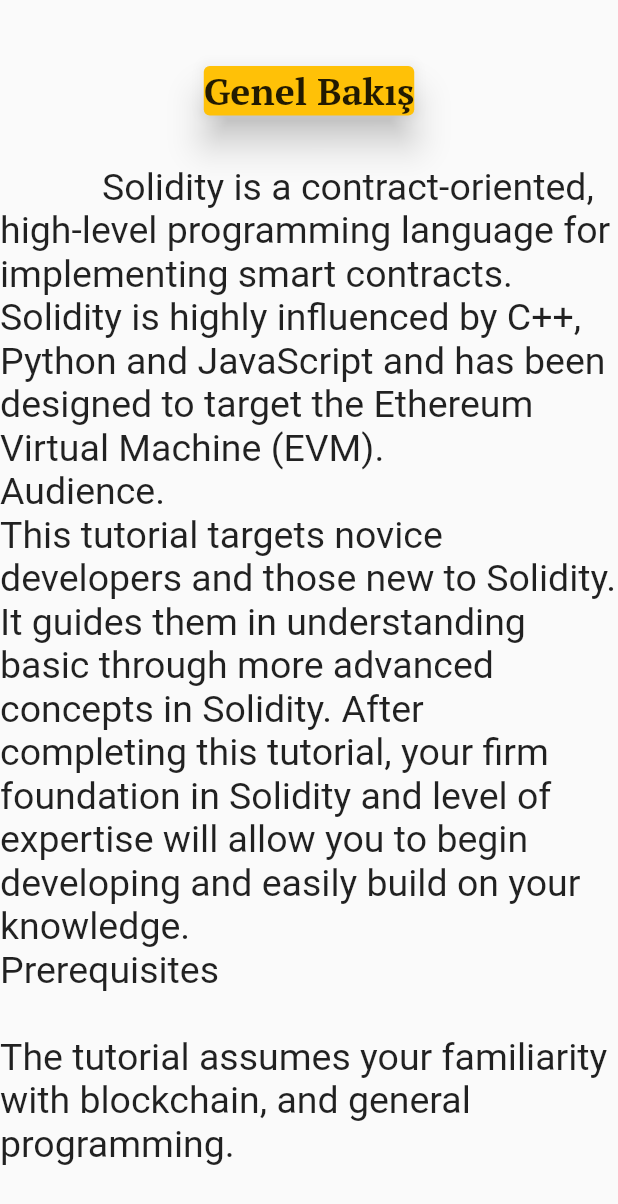
After one commit to asxes/ethTR2, a Flutter app: the screen it shows after launch, after a tap on "Genel Bakış", on a phone screen of 412 x 824 dp. The commit adds this screen. Shown: the top 1204 px of the screen. Run offline on Flutter 3.47's test engine with Material 2 defaults, Android fonts, the phone set to English and light mode, and no system bars.

Commit message:
sayfa yapısı eklendi

```diff
--- a/lib/customWidget.dart
+++ b/lib/customWidget.dart
@@ -1,3 +1,4 @@
+import 'package:eth_tr/sayfaYapisi.dart';
 import 'package:flutter/material.dart';
 
 class AudioWidget extends StatelessWidget {
@@ -7,11 +8,18 @@ class AudioWidget extends StatelessWidget {
   Widget build(BuildContext context) {
     return SingleChildScrollView(
       child: Column(
-        children: const [
+        children:  [
           Card(
             color: Colors.amber,
             child: ListTile(
-             // onTap: ,
+
+              onTap: () {
+                Navigator.push(
+                  context,
+                  MaterialPageRoute(builder: (context) =>  Bolum1()),
+                );
+              },
+
               leading: Icon(Icons.album),
               title: Text('Genel Bakış'),
               subtitle: Text('Ethereum, Smart Kontrat ve EVM nedir?'),
@@ -110,7 +118,7 @@ class AudioWidget extends StatelessWidget {
             child: ListTile(
               leading: Icon(Icons.album),
               title: Text('Enum '),
-              subtitle: Text('Solidity dilinde numara yaoıları'),
+              subtitle: Text('Solidity dilinde numara yapıları'),
             ),
           ),
           Card(
@@ -284,7 +292,7 @@ class AudioWidget extends StatelessWidget {
             color: Colors.amber,
             child: ListTile(
               leading: Icon(Icons.album),
-              title: Text('Libraries  '),
+                title: Text('Libraries  '),
               subtitle: Text('Solidity dilinde kullanılan Libraries '),
             ),
           ),
--- /dev/null
+++ b/lib/sayfaYapisi.dart
@@ -0,0 +1,114 @@
+import 'package:flutter/material.dart';
+import 'package:flutter/painting.dart';
+
+var basliklar = [
+
+  "Genel Bakış",
+  "Kurulum ve gerekli programlar",
+  "Genel sözdizimi (Syntax)",
+  "İlk Solidity programım",
+  "Solidity'de yorum satırları",
+  "Tipler",
+  "Değişkenler",
+  "Değişken tipleri",
+  "Operatörler",
+  "Mantıksal İfadeler",
+  "Stringler",
+  "Diziler",
+  "Enum",
+  "Struct",
+  "Mapping",
+  "Dönüşümler",
+  "Ether birimleri",
+  "Özel değişkenler",
+  "Fonksiyonlar",
+  "Fonksiyonlar değiştiriciler",
+  "View Fonksiyonlar",
+  "Pure Fonksiyonlar",
+  "Fallback Fonksiyonları",
+  "Özel Fonksiyonlar",
+  "Fonksiyon aşırı yükleme",
+  "Matematiksel Fonksiyonlar",
+  "Kriptografik Fonksiyonlar",
+  "Withdraw çekme",
+  "Erişim sınırlandırma",
+  "Kontratlar",
+  "Solidity Inheritance",
+  "Constructors",
+  "Interfaces",
+  "Libraries",
+  "Events",
+  "Error Handling"];
+
+class Bolum1 extends StatelessWidget {
+  Bolum1({Key? key}) : super(key: key);
+
+
+
+
+  @override
+  Widget build(BuildContext context) {
+    return Scaffold(
+
+      body: SingleChildScrollView(
+        child: Column(
+
+
+          children: [
+
+            const SizedBox(
+              height: 40,
+            ),
+
+            Card(
+              elevation: 10,
+              shadowColor: Colors.black,
+              color: Colors.amber,
+
+              child: Text(basliklar[0].toString(),
+              style: const TextStyle(
+             //   fontStyle: FontStyle.italic,
+                fontFamily: 'PTSerif',
+                fontSize: 25,
+              ),
+
+              ),
+
+            ),
+
+            const Text("""
+
+           Solidity is a contract-oriented, high-level programming language for implementing smart contracts. Solidity is highly influenced by C++, Python and JavaScript and has been designed to target the Ethereum Virtual Machine (EVM).
+Audience.
+This tutorial targets novice developers and those new to Solidity. It guides them in understanding basic through more advanced concepts in Solidity. After completing this tutorial, your firm foundation in Solidity and level of expertise will allow you to begin developing and easily build on your knowledge.
+Prerequisites
+
+The tutorial assumes your familiarity with blockchain, and general programming.
+
+
+                """,
+              style: TextStyle(
+                fontSize: 25,
+              ),
+
+
+
+
+            ),
+
+
+
+
+          ],
+
+
+
+
+
+        ),
+      ),
+
+
+    );
+  }
+}
```
Also changed, not shown: pubspec.yaml (+10 -44 lines), asset/fonts/PTSerif-Bold.ttf (added).
